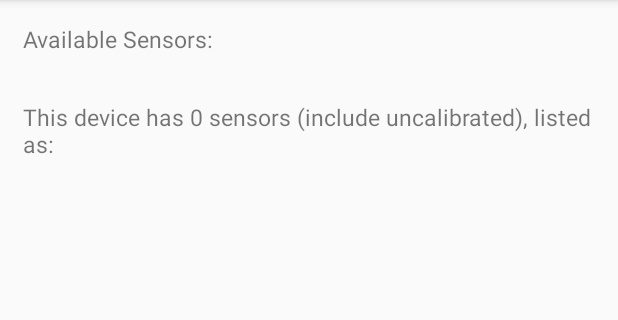
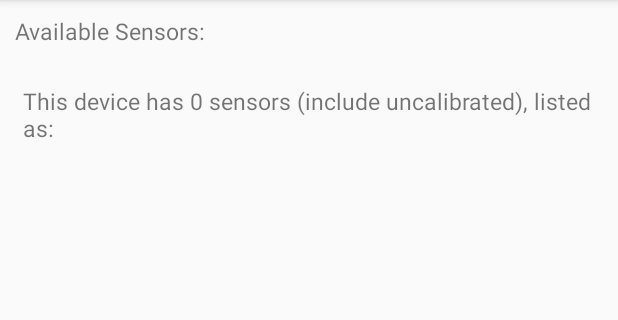
Before and after one commit to muztabafuad/BeTogether, an Android app: the SensorsActivity screen opened directly, with no data from a screen before it, on a phone screen of 412 x 824 dp, the part 84-404 px from its top. Run offline under Robolectric (Android 15) with nearby library versions, the phone set to English and light mode, and no system bars.

Commit message:
Changed light density parameter.

```diff
--- a/app/src/main/java/fr/inria/yifan/mysensor/InitializeActivity.java
+++ b/app/src/main/java/fr/inria/yifan/mysensor/InitializeActivity.java
@@ -125,7 +125,6 @@ public class InitializeActivity extends AppCompatActivity {
         Intent goToSensors = new Intent();
         goToSensors.setClass(this, SensorsActivity.class);
         startActivity(goToSensors);
-        finish();
     }
 
     // Go to the detection activity
--- a/app/src/main/java/fr/inria/yifan/mysensor/Support/SensorsHelper.java
+++ b/app/src/main/java/fr/inria/yifan/mysensor/Support/SensorsHelper.java
@@ -154,7 +154,7 @@ public class SensorsHelper {
         if (hour < 6 || hour > 18) {
             return mLight > 10;
         } else {
-            return mLight < 300;
+            return mLight < 1000;
         }
     }
 
--- a/app/src/main/res/layout/activity_initialize.xml
+++ b/app/src/main/res/layout/activity_initialize.xml
@@ -16,7 +16,7 @@
     <Button
         android:layout_width="match_parent"
         android:layout_height="wrap_content"
-        android:layout_above="@id/three_buttons"
+        android:layout_below="@id/welcome_view"
         android:layout_margin="@dimen/activity_vertical_margin"
         android:onClick="goSensors"
         android:text="@string/title_sensors" />
--- a/app/src/main/res/layout/activity_sensors.xml
+++ b/app/src/main/res/layout/activity_sensors.xml
@@ -10,15 +10,20 @@
         android:layout_width="match_parent"
         android:layout_height="wrap_content"
         android:layout_alignParentTop="true"
-        android:layout_margin="@dimen/activity_vertical_margin"
+        android:layout_margin="@dimen/activity_horizontal_margin"
         android:textSize="@dimen/font_size_normal" />
 
-    <TextView
-        android:id="@+id/message"
+    <ScrollView
         android:layout_width="match_parent"
-        android:layout_height="wrap_content"
+        android:layout_height="match_parent"
         android:layout_below="@id/title"
-        android:layout_margin="@dimen/activity_vertical_margin"
-        android:textSize="@dimen/font_size_normal" />
+        android:layout_margin="@dimen/activity_vertical_margin">
+
+        <TextView
+            android:id="@+id/message"
+            android:layout_width="match_parent"
+            android:layout_height="wrap_content"
+            android:textSize="@dimen/font_size_normal" />
+    </ScrollView>
 
 </RelativeLayout>
```
